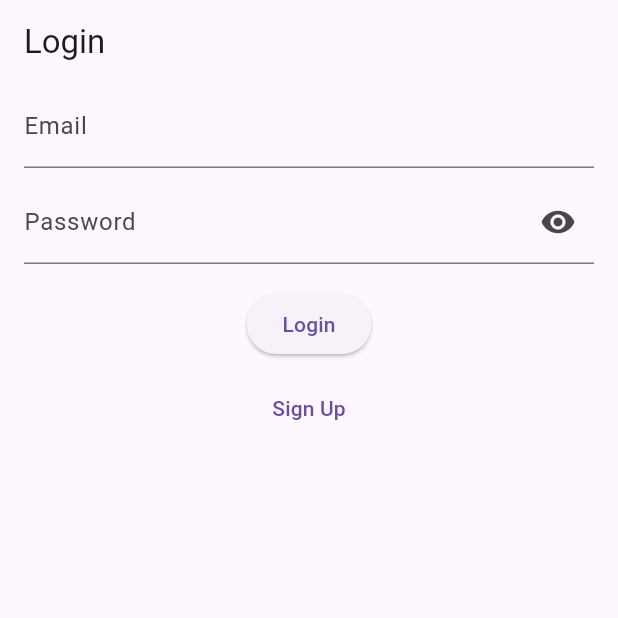
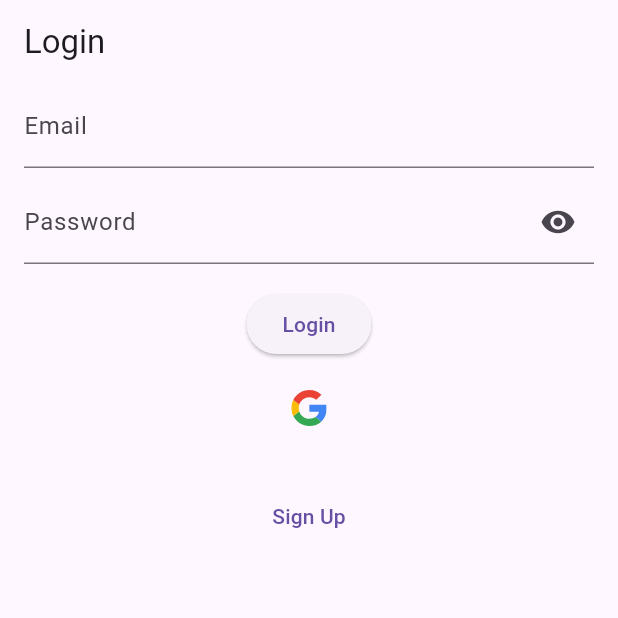
Before and after one commit to ValentinVignal/periodik, a Flutter app: the screen it shows after launch, on a phone screen of 412 x 824 dp, the top half of it. Run offline on Flutter 3.47's test engine with Material 2 defaults, Android fonts, the phone set to English and light mode, and no system bars; our stand-ins replace cloud_firestore, firebase_auth, firebase_core, flutter_riverpod, flutter_svg, freezed_annotation and 3 more; accounts and stored records are empty.

Commit message:
:sparkles: Google sign in

```diff
--- a/lib/screens/login_screen.dart
+++ b/lib/screens/login_screen.dart
@@ -5,6 +5,7 @@ import 'package:logging/logging.dart';
 import 'package:periodik/router/routes.dart';
 import 'package:periodik/utils/iterable_extension.dart';
 import 'package:periodik/widgets/animated_visibility.dart';
+import 'package:periodik/widgets/google_sign_in.dart';
 
 final _logger = Logger('LoginScreen');
 
@@ -126,6 +127,10 @@ class __LoginScreenContentState extends State<_LoginScreenContent> {
               child: const Text('Login'),
             ),
           ),
+          const Center(
+            child: GoogleSignInWidget(),
+          ),
+          const SizedBox(height: 8),
           Center(
             child: TextButton(
               onPressed: () {
--- /dev/null
+++ b/lib/widgets/google_sign_in.dart
@@ -0,0 +1,43 @@
+import 'package:firebase_auth/firebase_auth.dart';
+import 'package:flutter/material.dart';
+import 'package:flutter_svg/flutter_svg.dart';
+import 'package:google_sign_in/google_sign_in.dart';
+
+class GoogleSignInWidget extends StatelessWidget {
+  const GoogleSignInWidget({super.key});
+
+  Future<void> _signInWithGoogle() async {
+    // Trigger the authentication flow
+    final GoogleSignInAccount? googleUser = await GoogleSignIn().signIn();
+
+    // Obtain the auth details from the request
+    final GoogleSignInAuthentication? googleAuth =
+        await googleUser?.authentication;
+
+    // Create a new credential
+    final credential = GoogleAuthProvider.credential(
+      accessToken: googleAuth?.accessToken,
+      idToken: googleAuth?.idToken,
+    );
+
+    // Once signed in, return the UserCredential
+    await FirebaseAuth.instance.signInWithCredential(credential);
+  }
+
+  @override
+  Widget build(BuildContext context) {
+    return IconButton(
+      onPressed: _signInWithGoogle,
+      icon: Builder(
+        builder: (context) {
+          final size = IconTheme.of(context).size;
+          return SvgPicture.asset(
+            'assets/icons/google.svg',
+            height: size,
+            width: size,
+          );
+        },
+      ),
+    );
+  }
+}
```
Also changed, not shown: pubspec.yaml (+5 -4 lines), assets/icons/google.svg (added), pubspec.lock, 1 other file.
